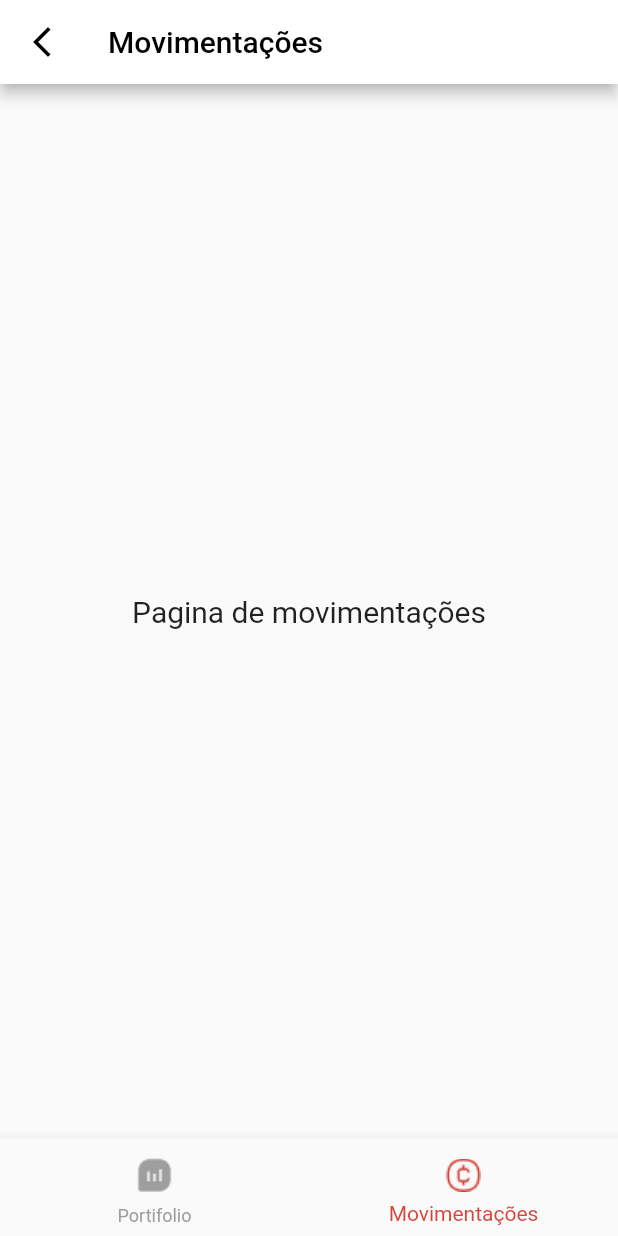
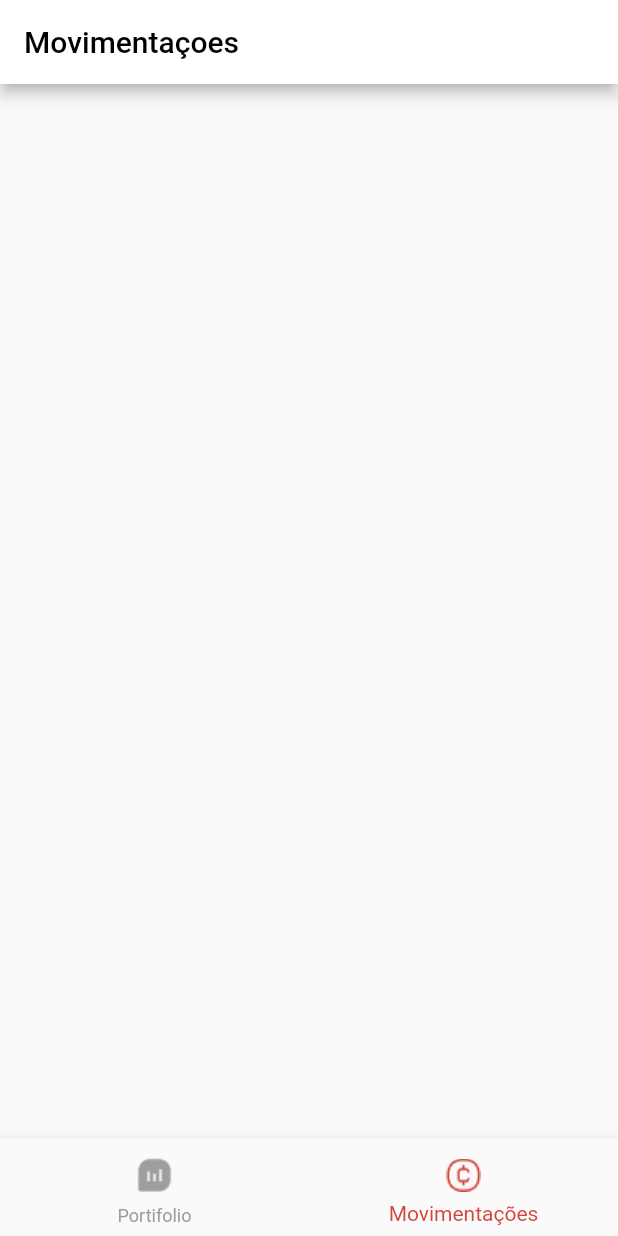
Before and after one commit to sorayuukii/EverestCard2, a Flutter app: the screen it shows after launch, item 2 of the bottom bar chosen, on a phone screen of 412 x 824 dp. Run offline on Flutter 3.47's test engine with Material 2 defaults, Android fonts, the phone set to English and light mode, and no system bars; our stand-ins replace fl_chart, hooks_riverpod.

```diff
--- a/lib/presenter/moviments/moviments_page.dart
+++ b/lib/presenter/moviments/moviments_page.dart
@@ -1,8 +1,5 @@
 import 'package:flutter/material.dart';
 import 'package:hooks_riverpod/hooks_riverpod.dart';
-
-import '../home_page/provider/provider.dart';
-import '../home_page/view/crypto_page.dart';
 
 class MovimentsPage extends HookConsumerWidget {
   const MovimentsPage({Key? key}) : super(key: key);
@@ -11,28 +8,14 @@ class MovimentsPage extends HookConsumerWidget {
 
   @override
   Widget build(BuildContext context, WidgetRef ref) {
-    final pageIndex = ref.watch(pageIndexProvider.state);
     return SafeArea(
       child: Scaffold(
         appBar: AppBar(
-          leading: IconButton(
-            onPressed: () {
-              pageIndex.state = 1;
-              Navigator.pushNamed(context, CryptoPage.routeName);
-            },
-            icon: const Icon(Icons.arrow_back_ios_new_outlined,
-                color: Colors.black),
-          ),
+          foregroundColor: Colors.black,
           backgroundColor: Colors.white,
           title: const Text(
-            'Movimentações',
+            'Movimentaçoes',
             style: TextStyle(color: Colors.black),
-          ),
-        ),
-        body: const Center(
-          child: Text(
-            'Pagina de movimentações',
-            style: TextStyle(fontSize: 20),
           ),
         ),
       ),
```
Also changed, not shown: lib/presenter/details_page/widgets/convert_coins_button.dart (added, +29 -0 lines), lib/presenter/details_page/widgets/details_body.dart (+2 -18 lines), lib/presenter/home_page/controller/wallet_controller.dart (+0 -9 lines).
